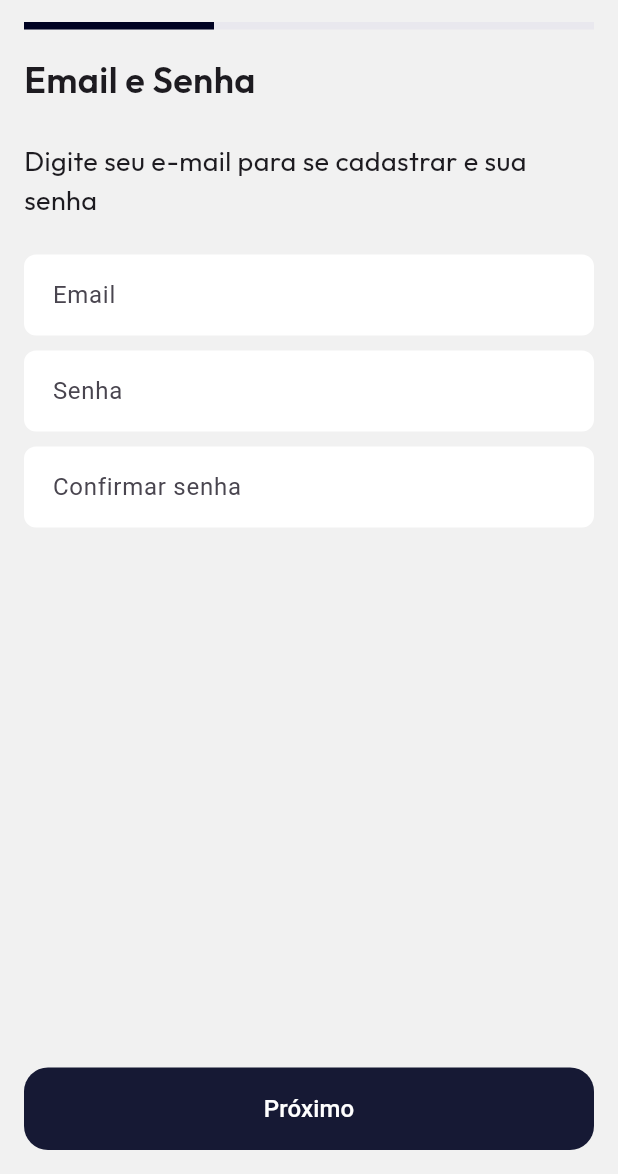
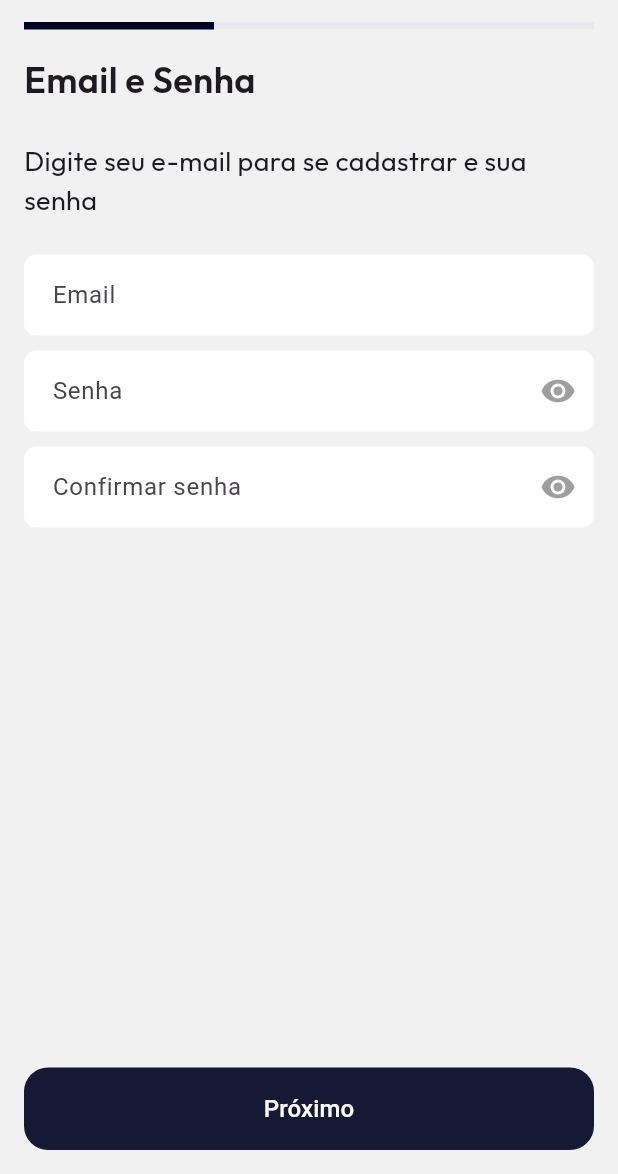
Before and after one commit to derafael04/FastMov, a Flutter app: the TelaCadastroLogin screen opened by its route, on a phone screen of 412 x 824 dp, the part 62-1236 px from its top. Run offline on Flutter 3.47's test engine with Material 3 defaults, Android fonts, the phone set to English and light mode, and no system bars; our stand-ins replace google_fonts, introduction_screen.

Commit message:
adiciona funcionalidade de exibição de senha com ícone de visibilidade nos campos de senha

```diff
--- a/lib/screen/login/cadastro/tela_cadastro_senha.dart
+++ b/lib/screen/login/cadastro/tela_cadastro_senha.dart
@@ -12,29 +12,56 @@ class TelaCadastroSenha extends StatefulWidget {
 }
 
 class _TelaCadastroSenhaState extends State<TelaCadastroSenha> {
+  bool obscureText = true;
+  bool obscureTextConfirm = true;
+
   @override
   Widget build(BuildContext context) {
     return Column(
       mainAxisAlignment: MainAxisAlignment.spaceBetween,
       children: [
-        const Column(
+        Column(
           crossAxisAlignment: CrossAxisAlignment.start,
           children: [
-            AppText(
+            const AppText(
               text: 'Email e Senha',
               style: AppTextStyleType.title,
             ),
-            SizedBox(height: 24),
-            AppText(
+            const SizedBox(height: 24),
+            const AppText(
               text: 'Digite seu e-mail para se cadastrar e sua senha',
               style: AppTextStyleType.bodyLarge,
             ),
-            SizedBox(height: 24),
-            CustomTextField(hintText: 'Email'),
-            SizedBox(height: 10),
-            CustomTextField(hintText: 'Senha', obscureText: true),
-            SizedBox(height: 10),
-            CustomTextField(hintText: 'Confirmar senha', obscureText: true),
+            const SizedBox(height: 24),
+            const CustomTextField(hintText: 'Email'),
+            const SizedBox(height: 10),
+            CustomTextField(hintText: 'Senha', obscureText: obscureText,
+              suffixIcon: IconButton(
+                icon: Icon(
+                  obscureText ? Icons.visibility : Icons.visibility_off,
+                  color: Colors.grey,
+                ),
+                onPressed: () {
+                  setState(() {
+                    obscureText = !obscureText;
+                  });
+                },
+              ),
+            ),
+            const SizedBox(height: 10),
+            CustomTextField(hintText: 'Confirmar senha', obscureText: obscureTextConfirm,
+              suffixIcon: IconButton(
+                icon: Icon(
+                  obscureTextConfirm ? Icons.visibility : Icons.visibility_off,
+                  color: Colors.grey,
+                ),
+                onPressed: () {
+                  setState(() {
+                    obscureTextConfirm = !obscureTextConfirm;
+                  });
+                },
+              ),
+            ),
           ],
         ),
         CustomButton(
--- a/lib/widget/custom_text_field.dart
+++ b/lib/widget/custom_text_field.dart
@@ -3,10 +3,11 @@ import 'package:flutter/material.dart';
 class CustomTextField extends StatelessWidget {
   final String hintText;
   final bool obscureText;
+  final Widget? suffixIcon;
 
   const CustomTextField({super.key,
     required this.hintText,
-    this.obscureText = false,
+    this.obscureText = false, this.suffixIcon,
   });
 
   @override
@@ -21,6 +22,7 @@ class CustomTextField extends StatelessWidget {
           borderRadius: BorderRadius.circular(8),
           borderSide: BorderSide.none,
         ),
+        suffixIcon: suffixIcon,
         contentPadding: const EdgeInsets.symmetric(horizontal: 15, vertical: 15),
       ),
     );
```
Also changed, not shown: lib/screen/login/tela_login_inicial.dart (+37 -8 lines).
